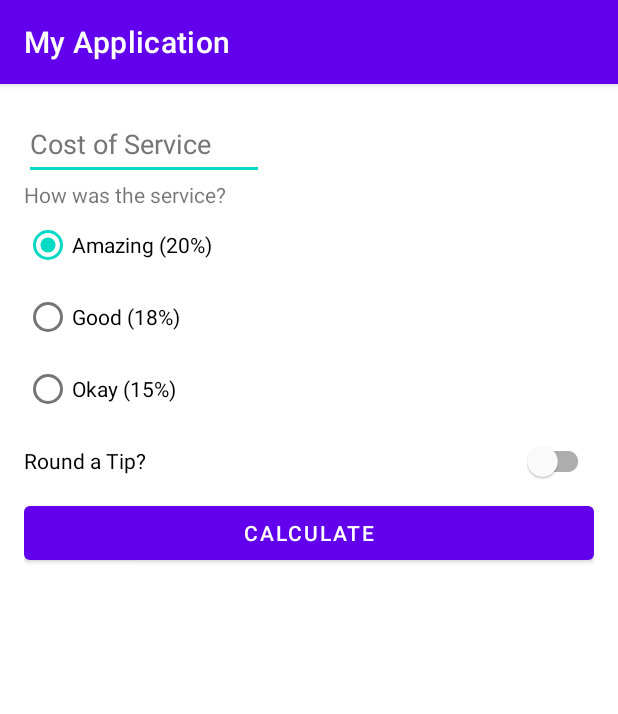
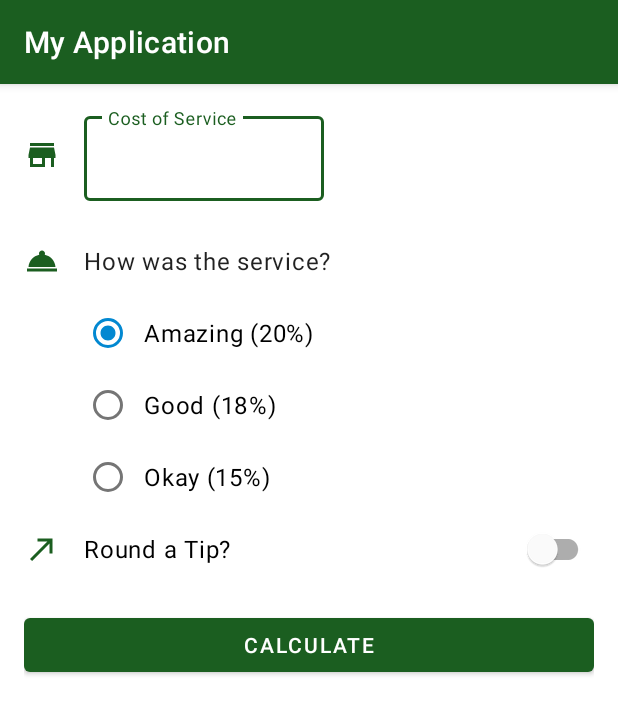
Before and after one commit to hanura13/KotlinCodeLab, an Android app: the screen it shows after launch (MainActivity), on a phone screen of 412 x 824 dp. Shown: the top 714 px of the screen. Run offline under Robolectric (Android 15) with nearby library versions, the phone set to English and light mode, and no system bars.

Commit message:
Change Styles Theme

```diff
--- a/app/build.gradle
+++ b/app/build.gradle
@@ -5,7 +5,7 @@ plugins {
 
 android {
     namespace 'com.sundev.myapplication'
-    compileSdk 32
+    compileSdk 33
 
     buildFeatures{
         viewBinding = true
@@ -17,7 +17,7 @@ android {
         targetSdk 32
         versionCode 1
         versionName "1.0"
-
+        vectorDrawables.useSupportLibrary = true
         testInstrumentationRunner "androidx.test.runner.AndroidJUnitRunner"
     }
 
@@ -38,7 +38,7 @@ android {
 
 dependencies {
 
-    implementation 'androidx.core:core-ktx:1.7.0'
+    implementation 'androidx.core:core-ktx:1.9.0'
     implementation 'androidx.appcompat:appcompat:1.5.1'
     implementation 'com.google.android.material:material:1.7.0'
     implementation 'androidx.constraintlayout:constraintlayout:2.1.4'
--- a/app/src/main/java/com/sundev/myapplication/MainActivity.kt
+++ b/app/src/main/java/com/sundev/myapplication/MainActivity.kt
@@ -1,8 +1,12 @@
 package com.sundev.myapplication
 
 
+import android.content.Context
 import androidx.appcompat.app.AppCompatActivity
 import android.os.Bundle
+import android.view.KeyEvent
+import android.view.View
+import android.view.inputmethod.InputMethodManager
 import com.sundev.myapplication.databinding.ActivityMainBinding
 import java.text.NumberFormat
 
@@ -15,12 +19,29 @@ class MainActivity : AppCompatActivity() {
         binding = ActivityMainBinding.inflate(layoutInflater)
         setContentView(binding.root)
 
-        binding.calculateButton.setOnClickListener {calculateTip()}
+        binding.calculateButton.setOnClickListener { calculateTip() }
+        binding.costOfServiceEditText.setOnKeyListener { view, keyCode, _ ->
+            handleKeyEvent(
+                view,
+                keyCode
+            )
+        }
 
     }
 
+    private fun handleKeyEvent(view: View, keyCode: Int): Boolean {
+        if (keyCode == KeyEvent.KEYCODE_ENTER) {
+            // Hide the keyboard
+            val inputMethodManager =
+                getSystemService(Context.INPUT_METHOD_SERVICE) as InputMethodManager
+            inputMethodManager.hideSoftInputFromWindow(view.windowToken, 0)
+            return true
+        }
+        return false
+    }
+
     private fun calculateTip() {
-        val stringInTextField = binding.costOfService.text.toString()
+        val stringInTextField = binding.costOfServiceEditText.text.toString()
         val cost = stringInTextField.toDoubleOrNull()
         if (cost == null) {
             binding.tipResult.text = ""
--- /dev/null
+++ b/app/src/main/res/drawable/ic_round_up.xml
@@ -0,0 +1,10 @@
+<vector
+    android:autoMirrored="true"
+    android:height="24dp"
+    android:tint="?attr/colorPrimary"
+    android:viewportHeight="24"
+    android:viewportWidth="24"
+    android:width="24dp"
+    xmlns:android="http://schemas.android.com/apk/res/android">
+    <path android:fillColor="@android:color/white" android:pathData="M9,5v2h6.59L4,18.59 5.41,20 17,8.41V15h2V5z"/>
+</vector>
--- /dev/null
+++ b/app/src/main/res/drawable/ic_service.xml
@@ -0,0 +1,8 @@
+<vector android:height="24dp"
+    android:tint="?attr/colorPrimary"
+    android:viewportHeight="24"
+    android:viewportWidth="24"
+    android:width="24dp"
+    xmlns:android="http://schemas.android.com/apk/res/android">
+    <path android:fillColor="@android:color/white" android:pathData="M2,17h20v2L2,19zM13.84,7.79c0.1,-0.24 0.16,-0.51 0.16,-0.79 0,-1.1 -0.9,-2 -2,-2s-2,0.9 -2,2c0,0.28 0.06,0.55 0.16,0.79C6.25,8.6 3.27,11.93 3,16h18c-0.27,-4.07 -3.25,-7.4 -7.16,-8.21z"/>
+</vector>
--- /dev/null
+++ b/app/src/main/res/drawable/ic_store.xml
@@ -0,0 +1,9 @@
+<vector
+    android:height="24dp"
+    android:tint="?attr/colorPrimary"
+    android:viewportHeight="24"
+    android:viewportWidth="24"
+    android:width="24dp"
+    xmlns:android="http://schemas.android.com/apk/res/android">
+    <path android:fillColor="@android:color/white" android:pathData="M20,4L4,4v2h16L20,4zM21,14v-2l-1,-5L4,7l-1,5v2h1v6h10v-6h4v6h2v-6h1zM12,18L6,18v-4h6v4z"/>
+</vector>
--- a/app/src/main/res/layout/activity_main.xml
+++ b/app/src/main/res/layout/activity_main.xml
@@ -1,32 +1,67 @@
 <?xml version="1.0" encoding="utf-8"?>
-<androidx.constraintlayout.widget.ConstraintLayout xmlns:android="http://schemas.android.com/apk/res/android"
+<ScrollView
+    xmlns:android="http://schemas.android.com/apk/res/android"
     xmlns:app="http://schemas.android.com/apk/res-auto"
     xmlns:tools="http://schemas.android.com/tools"
     android:layout_width="match_parent"
-    android:layout_height="match_parent"
+    android:layout_height="match_parent">
+
+    <androidx.constraintlayout.widget.ConstraintLayout
+        android:layout_width="match_parent"
+        android:layout_height="wrap_content"
         android:padding="16dp"
         tools:context=".MainActivity">
 
-    <EditText
-        android:id="@+id/cost_of_service"
+        <ImageView
+            android:id="@+id/icon_cost_of_service"
+            app:layout_constraintStart_toStartOf="parent"
+            app:layout_constraintTop_toTopOf="@id/cost_layout"
+            app:layout_constraintBottom_toBottomOf="@id/cost_layout"
+            android:layout_width="wrap_content"
+            android:layout_height="wrap_content"
+            android:importantForAccessibility="no"
+            app:srcCompat="@drawable/ic_store"/>
+
+        <com.google.android.material.textfield.TextInputLayout
+            android:id="@+id/cost_layout"
+            android:hint="@string/cost_of_service"
+            android:layout_marginStart="16dp"
+            app:layout_constraintStart_toEndOf="@id/icon_cost_of_service"
+            app:layout_constraintTop_toTopOf="parent"
             android:layout_width="160dp"
+            android:layout_height="wrap_content">
+
+            <com.google.android.material.textfield.TextInputEditText
+                android:id="@+id/cost_of_service_edit_text"
+                android:layout_width="match_parent"
                 android:layout_height="wrap_content"
-        android:hint="@string/cost_of_service"
-        android:importantForAutofill="no"
+                android:textColorHint="#616161"
                 android:inputType="numberDecimal"
-        android:minHeight="48dp"
-        android:textColorHint="#757575"
+                tools:ignore="TextContrastCheck" />
+
+        </com.google.android.material.textfield.TextInputLayout>
+
+        <ImageView
+            android:id="@+id/icon_service_question"
+            android:layout_width="wrap_content"
+            android:layout_height="wrap_content"
+            android:importantForAccessibility="no"
+            app:srcCompat="@drawable/ic_service"
             app:layout_constraintStart_toStartOf="parent"
-        app:layout_constraintTop_toTopOf="parent" />
+            app:layout_constraintTop_toTopOf="@id/question"
+            app:layout_constraintBottom_toBottomOf="@id/question" />
+
 
 
         <TextView
             android:id="@+id/question"
             android:layout_width="wrap_content"
             android:layout_height="wrap_content"
+            android:layout_marginTop="16dp"
+            style="@style/Widget.TipTime.TextView"
             android:text="@string/service_question"
-        app:layout_constraintStart_toStartOf="parent"
-        app:layout_constraintTop_toBottomOf="@id/cost_of_service" />
+            app:layout_constraintStart_toStartOf="@id/cost_layout"
+            app:layout_constraintTop_toBottomOf="@id/cost_layout" />
 
         <RadioGroup
             android:id="@+id/tip_options"
@@ -34,33 +69,48 @@
             android:layout_height="wrap_content"
             android:checkedButton="@id/option_twenty_percent"
             android:orientation="vertical"
-        app:layout_constraintStart_toStartOf="parent"
-        app:layout_constraintTop_toBottomOf="@id/question">
+            app:layout_constraintStart_toStartOf="@id/question"
+            app:layout_constraintTop_toBottomOf="@id/question"
+            >
 
             <RadioButton
                 android:id="@+id/option_twenty_percent"
                 android:layout_width="wrap_content"
                 android:layout_height="wrap_content"
-            android:text="@string/amazing_20" />
+                android:text="@string/amazing_20"
+                style="Widget.TipTime.CompoundButton.RadioButton"/>
 
             <RadioButton
                 android:id="@+id/option_eighteen_percent"
                 android:layout_width="wrap_content"
                 android:layout_height="wrap_content"
-            android:text="@string/good_18" />
+                android:text="@string/good_18"
+                style="Widget.TipTime.CompoundButton.RadioButton"/>
 
             <RadioButton
                 android:id="@+id/option_fifteen_percent"
                 android:layout_width="wrap_content"
                 android:layout_height="wrap_content"
-            android:text="@string/okay_15" />
+                android:text="@string/okay_15"
+                style="Widget.TipTime.CompoundButton.RadioButton"/>
 
         </RadioGroup>
+
+        <ImageView
+            android:id="@+id/icon_round_up"
+            android:layout_width="wrap_content"
+            android:layout_height="wrap_content"
+            android:importantForAccessibility="no"
+            app:srcCompat="@drawable/ic_round_up"
+            app:layout_constraintStart_toStartOf="parent"
+            app:layout_constraintTop_toTopOf="@id/round_up_switch"
+            app:layout_constraintBottom_toBottomOf="@id/round_up_switch" />
 
         <com.google.android.material.switchmaterial.SwitchMaterial
             android:id="@+id/round_up_switch"
             android:layout_width="0dp"
             android:layout_height="wrap_content"
+            style="Widget.TipTime.CompoundButton.Switch"
             android:minHeight="48dp"
             android:text="@string/round_a_tip"
             app:layout_constraintEnd_toEndOf="parent"
@@ -71,6 +121,7 @@
             android:id="@+id/calculate_button"
             android:layout_width="0dp"
             android:layout_height="48dp"
+            android:layout_marginTop="16dp"
             android:text="@string/calculate"
             app:layout_constraintEnd_toEndOf="parent"
             app:layout_constraintStart_toStartOf="parent"
@@ -84,3 +135,5 @@
             app:layout_constraintTop_toBottomOf="@id/calculate_button"
             tools:text="Tip Amount: $10"/>
     </androidx.constraintlayout.widget.ConstraintLayout>
+
+</ScrollView>
--- a/app/src/main/res/values-night/themes.xml
+++ b/app/src/main/res/values-night/themes.xml
@@ -2,15 +2,19 @@
     <!-- Base application theme. -->
     <style name="Theme.MyApplication" parent="Theme.MaterialComponents.DayNight.DarkActionBar">
         <!-- Primary brand color. -->
-        <item name="colorPrimary">@color/purple_200</item>
-        <item name="colorPrimaryVariant">@color/purple_700</item>
+        <item name="colorPrimary">@color/green_light</item>
+        <item name="colorPrimaryVariant">@color/green</item>
         <item name="colorOnPrimary">@color/black</item>
         <!-- Secondary brand color. -->
-        <item name="colorSecondary">@color/teal_200</item>
-        <item name="colorSecondaryVariant">@color/teal_200</item>
+        <item name="colorSecondary">@color/blue_light</item>
+        <item name="colorSecondaryVariant">@color/blue_light</item>
         <item name="colorOnSecondary">@color/black</item>
         <!-- Status bar color. -->
         <item name="android:statusBarColor">?attr/colorPrimaryVariant</item>
         <!-- Customize your theme here. -->
+
+        <item name="textInputStyle">@style/Widget.MaterialComponents.TextInputLayout.OutlinedBox</item>
+        <item name="radioButtonStyle">@style/Widget.TipTime.CompoundButton.RadioButton</item>
+        <item name="switchStyle">@style/Widget.TipTime.CompoundButton.Switch</item>
     </style>
 </resources>
--- a/app/src/main/res/values/colors.xml
+++ b/app/src/main/res/values/colors.xml
@@ -7,4 +7,11 @@
     <color name="teal_700">#FF018786</color>
     <color name="black">#FF000000</color>
     <color name="white">#FFFFFFFF</color>
+
+    <color name="green">#1B5E20</color>
+    <color name="green_dark">#003300</color>
+    <color name="green_light">#A5D6A7</color>
+    <color name="blue">#0288D1</color>
+    <color name="blue_dark">#005B9F</color>
+    <color name="blue_light">#81D4FA</color>
 </resources>
--- /dev/null
+++ b/app/src/main/res/values/styles.xml
@@ -0,0 +1,23 @@
+<?xml version="1.0" encoding="utf-8"?>
+<resources>
+
+    <style name="Widget.TipTime.TextView" parent="Widget.MaterialComponents.TextView">
+        <item name="android:minHeight">48dp</item>
+        <item name="android:gravity">center_vertical</item>
+        <item name="android:textAppearance">?attr/textAppearanceBody1</item>
+    </style>
+
+
+    <style name="Widget.TipTime.CompoundButton.Switch" parent="Widget.MaterialComponents.CompoundButton.Switch">
+        <item name="android:minHeight">48dp</item>
+        <item name="android:gravity">center_vertical</item>
+        <item name="android:textAppearance">?attr/textAppearanceBody1</item>
+    </style>
+
+
+    <style name="Widget.TipTime.CompoundButton.RadioButton"
+        parent="Widget.MaterialComponents.CompoundButton.RadioButton">
+        <item name="android:paddingStart">8dp</item>
+        <item name="android:textAppearance">?attr/textAppearanceBody1</item>
+    </style>
+</resources>
--- a/app/src/main/res/values/themes.xml
+++ b/app/src/main/res/values/themes.xml
@@ -2,15 +2,19 @@
     <!-- Base application theme. -->
     <style name="Theme.MyApplication" parent="Theme.MaterialComponents.DayNight.DarkActionBar">
         <!-- Primary brand color. -->
-        <item name="colorPrimary">@color/purple_500</item>
-        <item name="colorPrimaryVariant">@color/purple_700</item>
+        <item name="colorPrimary">@color/green</item>
+        <item name="colorPrimaryVariant">@color/green_dark</item>
         <item name="colorOnPrimary">@color/white</item>
         <!-- Secondary brand color. -->
-        <item name="colorSecondary">@color/teal_200</item>
-        <item name="colorSecondaryVariant">@color/teal_700</item>
+        <item name="colorSecondary">@color/blue</item>
+        <item name="colorSecondaryVariant">@color/blue_dark</item>
         <item name="colorOnSecondary">@color/black</item>
         <!-- Status bar color. -->
         <item name="android:statusBarColor">?attr/colorPrimaryVariant</item>
         <!-- Customize your theme here. -->
+
+        <item name="textInputStyle">@style/Widget.MaterialComponents.TextInputLayout.OutlinedBox</item>
+        <item name="radioButtonStyle">@style/Widget.TipTime.CompoundButton.RadioButton</item>
+        <item name="switchStyle">@style/Widget.TipTime.CompoundButton.Switch</item>
     </style>
 </resources>
```
Lines whose indentation alone changed are shown as unchanged.
